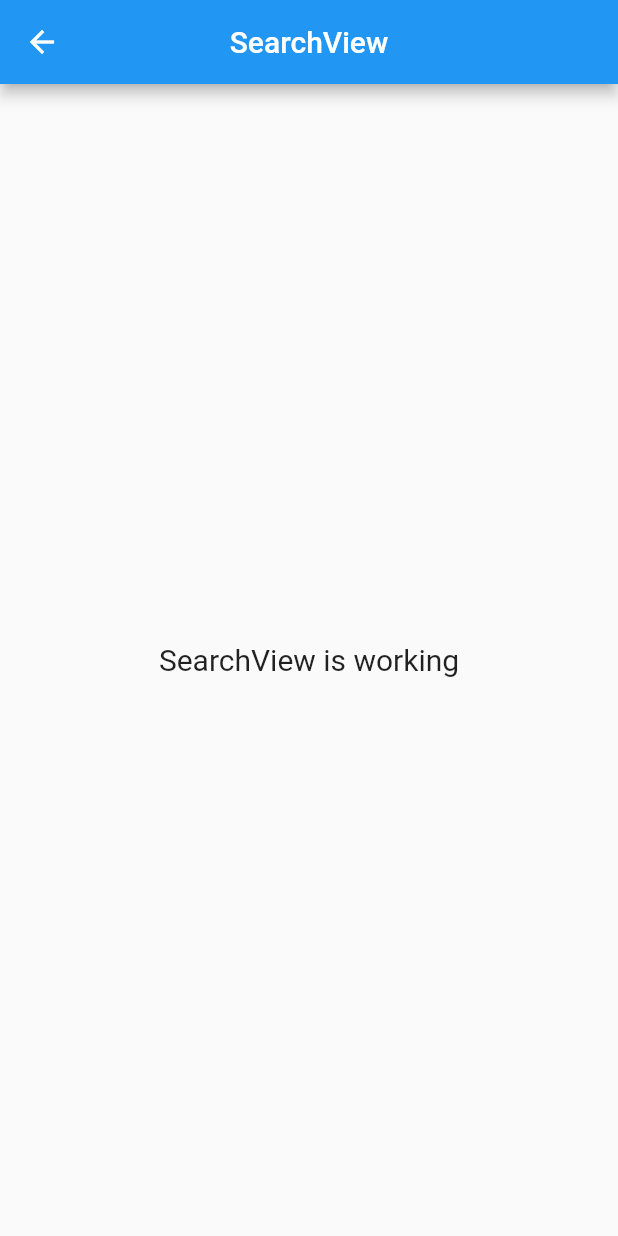
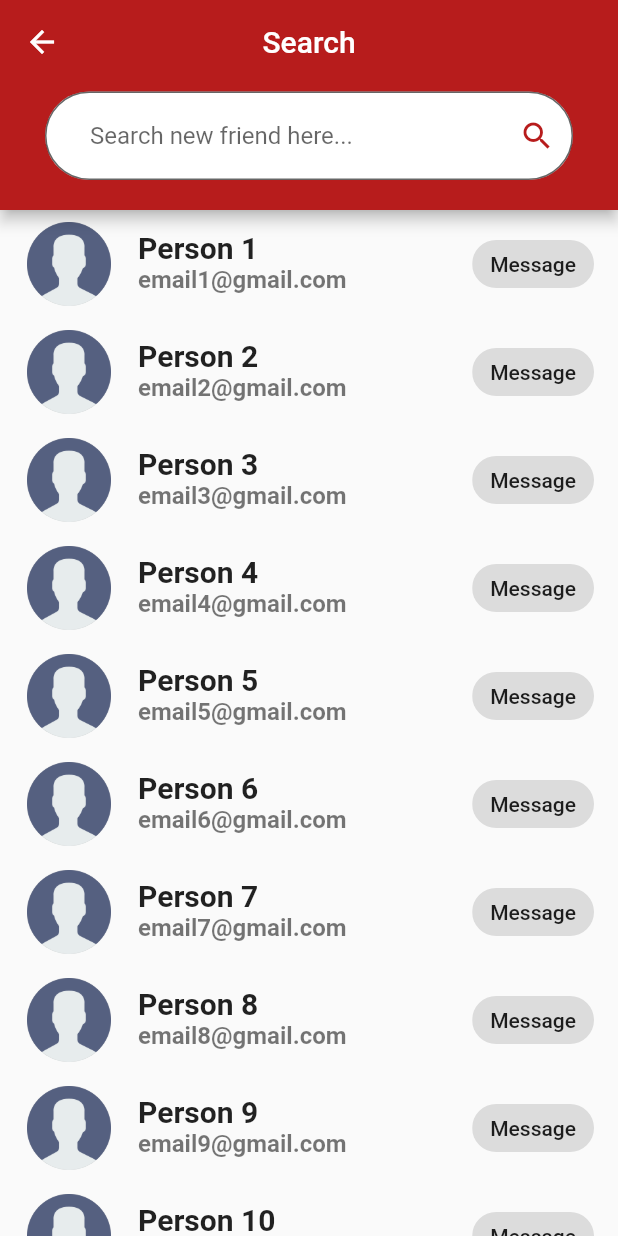
Before and after one commit to nacth/chat, a Flutter app: the SearchView screen opened by its route, on a phone screen of 412 x 824 dp. Run offline on Flutter 3.47's test engine with Material 2 defaults, Android fonts, the phone set to English and light mode, and no system bars; our stand-ins replace firebase_core, get, introduction_screen, lottie; accounts and stored records are empty; project files that could hold a hidden picture were left out.

Commit message:
add search screen

```diff
--- a/lib/app/modules/home/views/home_view.dart
+++ b/lib/app/modules/home/views/home_view.dart
@@ -37,7 +37,9 @@ class HomeView extends GetView<HomeController> {
             child: Container(
               margin: EdgeInsets.only(top: context.mediaQueryPadding.top),
               decoration: BoxDecoration(
-                border: Border(bottom: BorderSide(color: Colors.black38)),
+                border: Border(
+                  bottom: BorderSide(color: Colors.black38),
+                ),
               ),
               padding: EdgeInsets.fromLTRB(20, 30, 20, 20),
               child: Row(
@@ -49,8 +51,8 @@ class HomeView extends GetView<HomeController> {
                   ),
                   Material(
                     color: Colors.red[900],
+                    borderRadius: BorderRadius.circular(50),
                     child: InkWell(
-                      borderRadius: BorderRadius.circular(50),
                       onTap: () => Get.toNamed(Routes.PROFILE),
                       child: Padding(
                         padding: const EdgeInsets.all(5),
--- a/lib/app/modules/search/views/search_view.dart
+++ b/lib/app/modules/search/views/search_view.dart
@@ -1,23 +1,103 @@
 import 'package:flutter/material.dart';
+import 'package:get/get.dart';
+import 'package:lottie/lottie.dart';
 
-import 'package:get/get.dart';
-
+import 'package:chat/app/routes/app_pages.dart';
 import '../controllers/search_controller.dart';
 
 class SearchView extends GetView<SearchController> {
+  final List<Widget> friends = List.generate(20, (index) {
+    return ListTile(
+      leading: CircleAvatar(
+        radius: 30,
+        backgroundColor: Colors.black26,
+        child: Image.asset(
+          "assets/logo/noimage.png",
+          fit: BoxFit.cover,
+        ),
+      ),
+      title: Text(
+        "Person ${index + 1}",
+        style: TextStyle(fontSize: 20, fontWeight: FontWeight.w600),
+      ),
+      subtitle: Text(
+        "email${index + 1}@gmail.com",
+        style: TextStyle(fontSize: 16, fontWeight: FontWeight.w600),
+      ),
+      trailing: GestureDetector(
+        onTap: () => Get.toNamed(Routes.CHAT_ROOM),
+        child: Chip(
+          label: Text("Message"),
+        ),
+      ),
+    );
+  });
   @override
   Widget build(BuildContext context) {
     return Scaffold(
-      appBar: AppBar(
-        title: Text('SearchView'),
-        centerTitle: true,
+      appBar: PreferredSize(
+        child: AppBar(
+          backgroundColor: Colors.red[900],
+          title: Text('Search'),
+          centerTitle: true,
+          leading: IconButton(
+            onPressed: () => Get.back(),
+            icon: Icon(Icons.arrow_back),
+          ),
+          flexibleSpace: Padding(
+            padding: const EdgeInsets.fromLTRB(30, 50, 30, 20),
+            child: Align(
+              alignment: Alignment.bottomCenter,
+              child: TextField(
+                cursorColor: Colors.red[900],
+                decoration: InputDecoration(
+                  fillColor: Colors.white,
+                  filled: true,
+                  border: OutlineInputBorder(
+                    borderRadius: BorderRadius.circular(50),
+                    borderSide: BorderSide(
+                      color: Colors.white,
+                      width: 1,
+                    ),
+                  ),
+                  focusedBorder: OutlineInputBorder(
+                    borderRadius: BorderRadius.circular(50),
+                    borderSide: BorderSide(
+                      color: Colors.white,
+                      width: 1,
+                    ),
+                  ),
+                  hintText: "Search new friend here...",
+                  contentPadding: EdgeInsets.symmetric(
+                    horizontal: 30,
+                    vertical: 20,
+                  ),
+                  suffixIcon: InkWell(
+                    borderRadius: BorderRadius.circular(50),
+                    onTap: () {},
+                    child: Icon(
+                      Icons.search,
+                      color: Colors.red[900],
+                    ),
+                  ),
+                ),
+              ),
+            ),
+          ),
+        ),
+        preferredSize: Size.fromHeight(140),
       ),
-      body: Center(
-        child: Text(
-          'SearchView is working',
-          style: TextStyle(fontSize: 20),
-        ),
-      ),
+      body: friends.length == 0
+          ? Center(
+              child: Container(
+                width: Get.width * 0.7,
+                height: Get.width * 0.7,
+                child: Lottie.asset("assets/lottie/empty.json"),
+              ),
+            )
+          : ListView.builder(
+              itemCount: friends.length,
+              itemBuilder: (context, index) => friends[index]),
     );
   }
 }
--- a/lib/main.dart
+++ b/lib/main.dart
@@ -25,7 +25,7 @@ class MyApp extends StatelessWidget {
     return GetMaterialApp(
       debugShowCheckedModeBanner: false,
       title: "Chat App",
-      initialRoute: Routes.HOME,
+      initialRoute: Routes.SEARCH,
       getPages: AppPages.routes,
     );
     // return FutureBuilder(
```
